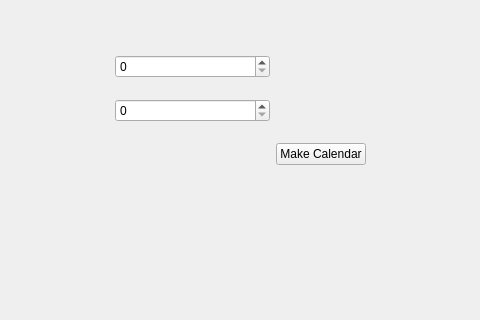
The window that mainwindow.ui (mietteinen/calendarium) describes before a commit, drawn with Qt 5; both pictures show x 145 to 625 and y 0 to 320 of the 800 by 600 pixel window.
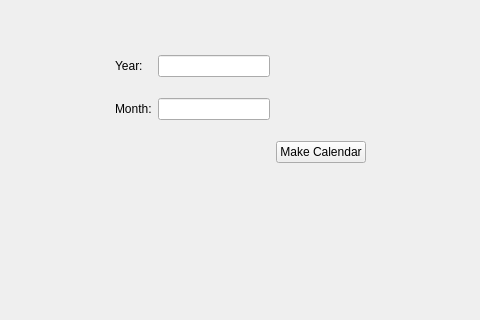
The same window after the commit.

Commit message: The barebones version of a GUI calendar is now working. The current month is being loaded by default when starting the application.

```diff
--- a/mainwindow.ui
+++ b/mainwindow.ui
@@ -35,17 +35,14 @@
      </rect>
     </property>
     <layout class="QGridLayout" name="gridLayout_2">
-     <item row="2" column="1">
+     <item row="2" column="2">
       <widget class="QPushButton" name="makerButton">
        <property name="text">
         <string>Make Calendar</string>
        </property>
       </widget>
      </item>
-     <item row="1" column="0">
-      <widget class="QSpinBox" name="monthBox"/>
-     </item>
-     <item row="2" column="0">
+     <item row="2" column="1">
       <spacer name="horizontalSpacer">
        <property name="orientation">
         <enum>Qt::Horizontal</enum>
@@ -59,7 +56,24 @@
       </spacer>
      </item>
      <item row="0" column="0">
-      <widget class="QSpinBox" name="yearBox"/>
+      <widget class="QLabel" name="yearLabel">
+       <property name="text">
+        <string>Year:</string>
+       </property>
+      </widget>
+     </item>
+     <item row="1" column="0">
+      <widget class="QLabel" name="monthLabel">
+       <property name="text">
+        <string>Month:</string>
+       </property>
+      </widget>
+     </item>
+     <item row="1" column="1">
+      <widget class="QLineEdit" name="monthBox"/>
+     </item>
+     <item row="0" column="1">
+      <widget class="QLineEdit" name="yearBox"/>
      </item>
     </layout>
    </widget>
```
Left out of the diff: 2 changed lines with no effect on the pictures. The commit also changes 7 other files.
